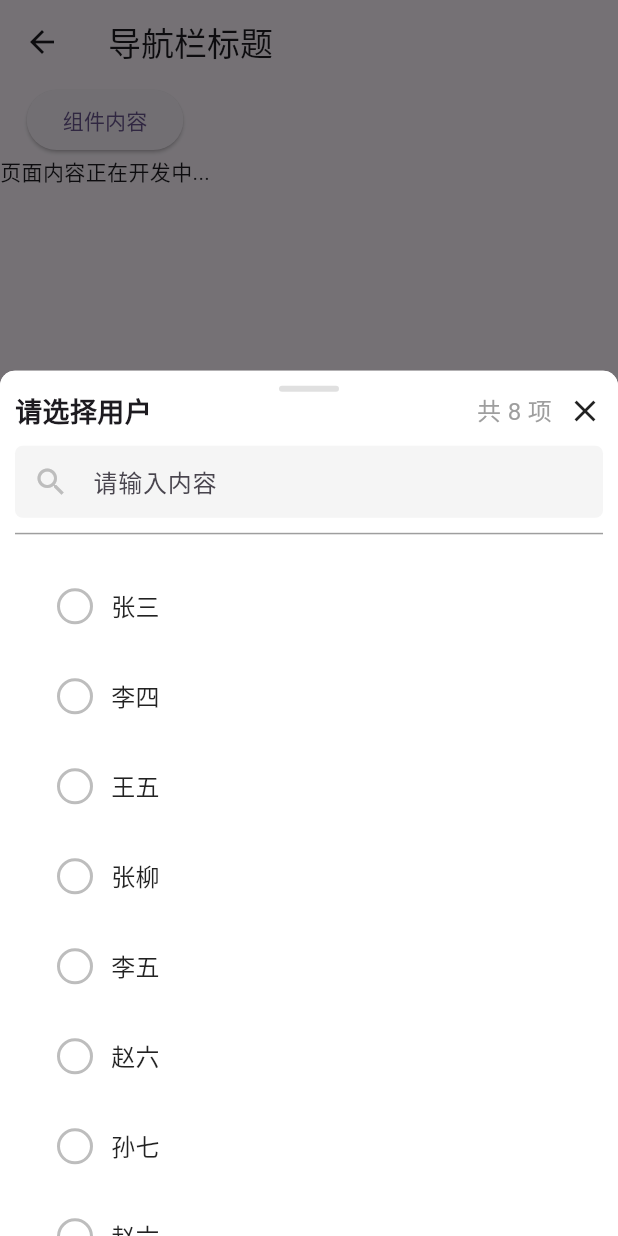
After one commit to yuzhido/lite_simple_ui, a Flutter app: the DropdownChoosePage screen opened directly, after a tap on "组件内容", on a phone screen of 412 x 824 dp. The commit adds this screen. Run offline on Flutter 3.47's test engine with Material 3 defaults, Android fonts, the phone set to English and light mode, and no system bars.

Commit message:
新增选择弹窗

```diff
--- a/example/lib/main.dart
+++ b/example/lib/main.dart
@@ -12,7 +12,7 @@ class MyApp extends StatelessWidget {
   Widget build(BuildContext context) {
     return MaterialApp(
       title: 'Flutter Demo',
-      theme: ThemeData(colorScheme: .fromSeed(seedColor: Colors.deepPurple)),
+      theme: ThemeData(colorScheme: ColorScheme.fromSeed(seedColor: Colors.deepPurple)),
       home: const HomePage(),
     );
   }
--- /dev/null
+++ b/example/lib/pages/dropdown_choose/index.dart
@@ -0,0 +1,24 @@
+import 'package:flutter/material.dart';
+import 'package:lite_simple_ui/lite_simple_ui.dart';
+
+class DropdownChoosePage extends StatefulWidget {
+  const DropdownChoosePage({super.key});
+  @override
+  State<DropdownChoosePage> createState() => _DropdownChoosePageState();
+}
+
+class _DropdownChoosePageState extends State<DropdownChoosePage> {
+  @override
+  Widget build(BuildContext context) {
+    return Scaffold(
+      appBar: AppBar(title: const Text('导航栏标题')),
+      body: Column(
+        children: [
+          //
+          DropdownChoose(),
+          const Text('页面内容正在开发中...'),
+        ],
+      ),
+    );
+  }
+}
--- a/example/lib/pages/home/index.dart
+++ b/example/lib/pages/home/index.dart
@@ -1,4 +1,5 @@
 import 'package:example/pages/button/index.dart';
+import 'package:example/pages/dropdown_choose/index.dart';
 import 'package:flutter/material.dart';
 import 'package:lite_simple_ui/lite_simple_ui.dart';
 
@@ -24,18 +25,7 @@ class _HomePageState extends State<HomePage> {
               child: Padding(
                 padding: const EdgeInsets.all(8.0),
                 child: Button(
-                  width: double.infinity,
                   height: 48,
-                  backgroundColor: Colors.blue,
-                  disabledColor: Colors.grey.shade300,
-                  loadingWidget: const Row(
-                    mainAxisAlignment: MainAxisAlignment.center,
-                    children: [
-                      SizedBox(width: 20, height: 20, child: CircularProgressIndicator(strokeWidth: 2, valueColor: AlwaysStoppedAnimation<Color>(Colors.white))),
-                      SizedBox(width: 8),
-                      Text('加载中...', style: TextStyle(color: Colors.white)),
-                    ],
-                  ),
                   onTap: () async {
                     await AppRouter.push(context, const ButtonPage());
                   },
@@ -46,6 +36,13 @@ class _HomePageState extends State<HomePage> {
                 ),
               ),
             ),
+            // 下拉选择
+            Button(
+              text: '点击进入下拉选择页面',
+              onTap: () {
+                AppRouter.push(context, const DropdownChoosePage());
+              },
+            ),
           ],
         ),
       ),
--- a/lib/model/index.dart
+++ b/lib/model/index.dart
@@ -66,3 +66,11 @@ enum DataCacheType {
   /// 缓存
   cache,
 }
+
+/// 备选数据模型
+class ChooseDataModel<T, Id> {
+  T data;
+  String name;
+  Id value;
+  ChooseDataModel({required this.name, required this.value, required this.data});
+}
--- a/lib/src/dropdown/index.dart
+++ /dev/null
@@ -1,14 +0,0 @@
-import 'package:flutter/material.dart';
-
-class Dropdown extends StatefulWidget {
-  const Dropdown({super.key});
-  @override
-  State<Dropdown> createState() => _DropdownState();
-}
-
-class _DropdownState extends State<Dropdown> {
-  @override
-  Widget build(BuildContext context) {
-    return const Text('组件内容');
-  }
-}
--- /dev/null
+++ b/lib/src/dropdown_choose/index.dart
@@ -0,0 +1,62 @@
+import 'package:flutter/material.dart';
+import 'package:lite_simple_ui/widgets/bottom_modal_sheet/index.dart';
+
+class DropdownChoose extends StatefulWidget {
+  const DropdownChoose({super.key});
+  @override
+  State<DropdownChoose> createState() => _DropdownChooseState();
+}
+
+class UserInfo {
+  final String name;
+  final int age;
+  final int id;
+  UserInfo({required this.name, required this.age, required this.id});
+}
+
+class _DropdownChooseState extends State<DropdownChoose> {
+  List<UserInfo> users = [
+    UserInfo(name: '张三', age: 18, id: 15555555555121223),
+    UserInfo(name: '李四', age: 19, id: 25555555555121223),
+    UserInfo(name: '王五', age: 20, id: 35555555555121223),
+    UserInfo(name: '张柳', age: 20, id: 45555555555121223),
+    UserInfo(name: '李五', age: 21, id: 55555555555121223),
+    UserInfo(name: '赵六', age: 22, id: 65555555555121223),
+    UserInfo(name: '孙七', age: 23, id: 75555555555121223),
+    UserInfo(name: '赵六', age: 24, id: 65555555555121223),
+  ];
+
+  int? _selectedId; // 维护选中的 ID
+
+  @override
+  Widget build(BuildContext context) {
+    return ElevatedButton(
+      onPressed: () async {
+        // 方式1: 极简模式（数据有 name 和 id 字段时使用）
+        final res = await BottomModalSheet.show<int, UserInfo>(
+          context,
+          title: '请选择用户',
+          options: users,
+          defaultValue: _selectedId, // 传入上次的选中值
+        );
+
+        if (res != null) {
+          setState(() {
+            _selectedId = res; // 更新状态
+          });
+          print('选中的用户ID: $res');
+        }
+
+        // 方式2: 自定义显示字段和返回值
+        // final res = await BottomModalSheet.show<int, UserInfo>(
+        //   context,
+        //   title: '请选择用户',
+        //   options: users,
+        //   displayText: (user) => '${user.name} (年龄:${user.age})',
+        //   valueExtractor: (user) => user.id,
+        // );
+      },
+      child: Text(_selectedId != null ? '已选择: $_selectedId (点击修改)' : '组件内容'),
+    );
+  }
+}
--- a/lib/src/index.dart
+++ b/lib/src/index.dart
@@ -1,7 +1,7 @@
 export 'checkbox/index.dart';
 export 'radio/index.dart';
 export 'switch/index.dart';
-export 'dropdown/index.dart';
+export 'dropdown_choose/index.dart';
 export 'tree/index.dart';
 export 'upload/index.dart';
 export 'button/index.dart';
--- /dev/null
+++ b/lib/widgets/bottom_modal_sheet/content_show.dart
@@ -0,0 +1,96 @@
+import 'package:flutter/material.dart';
+
+class ContentShow<R, T> extends StatefulWidget {
+  final List<T>? options;
+  final String Function(T) displayText;
+  final R Function(T) valueExtractor;
+  final R? defaultValue; // 新增：默认选中值
+
+  const ContentShow({super.key, this.options, required this.displayText, required this.valueExtractor, this.defaultValue});
+  @override
+  State<ContentShow<R, T>> createState() => _ContentShowState<R, T>();
+}
+
+class _ContentShowState<R, T> extends State<ContentShow<R, T>> {
+  // 记录选中的索引
+  int? _selectedIndex;
+
+  @override
+  void initState() {
+    super.initState();
+    // 初始化时查找默认值对应的索引
+    if (widget.defaultValue != null && widget.options != null) {
+      _selectedIndex = widget.options!.indexWhere((item) => widget.valueExtractor(item) == widget.defaultValue);
+      if (_selectedIndex == -1) _selectedIndex = null;
+    }
+  }
+
+  void _onItemSelected(int index, T item) {
+    setState(() {
+      _selectedIndex = index;
+    });
+    Navigator.of(context).pop(widget.valueExtractor(item));
+  }
+
+  @override
+  Widget build(BuildContext context) {
+    return ListView.builder(
+      padding: const EdgeInsets.symmetric(vertical: 8),
+      itemCount: widget.options?.length ?? 0,
+      itemBuilder: (context, index) {
+        final item = widget.options![index];
+        final isSelected = _selectedIndex == index;
+
+        return Container(
+          margin: const EdgeInsets.symmetric(horizontal: 12, vertical: 4),
+          decoration: BoxDecoration(
+            color: isSelected ? Colors.blue.shade50 : Colors.white,
+            borderRadius: BorderRadius.circular(12),
+            boxShadow: isSelected
+                ? [
+                    BoxShadow(
+                      color: Colors.blue.withAlpha(51), // 0.2 * 255 = 51
+                      blurRadius: 8,
+                      offset: const Offset(0, 2),
+                    ),
+                  ]
+                : null,
+          ),
+          child: Material(
+            color: Colors.transparent,
+            child: InkWell(
+              borderRadius: BorderRadius.circular(12),
+              onTap: () => _onItemSelected(index, item),
+              child: Padding(
+                padding: const EdgeInsets.symmetric(horizontal: 16, vertical: 14),
+                child: Row(
+                  children: [
+                    // 左侧单选框图标
+                    Container(
+                      width: 24,
+                      height: 24,
+                      decoration: BoxDecoration(
+                        shape: BoxShape.circle,
+                        border: Border.all(color: isSelected ? Colors.blue : Colors.grey.shade400, width: 2),
+                        color: isSelected ? Colors.blue : Colors.transparent,
+                      ),
+                      child: isSelected ? const Icon(Icons.check, size: 16, color: Colors.white) : null,
+                    ),
+                    const SizedBox(width: 12),
+                    // 文本内容
+                    Expanded(
+                      child: Text(
+                        widget.displayText(item),
+                        style: TextStyle(fontSize: 16, color: isSelected ? Colors.blue.shade900 : Colors.black87, fontWeight: isSelected ? FontWeight.w600 : FontWeight.normal),
+                      ),
+                    ),
+                  ],
+                ),
+              ),
+            ),
+          ),
+        );
+      },
+    );
+  }
+}
--- /dev/null
+++ b/lib/widgets/bottom_modal_sheet/index.dart
@@ -0,0 +1,104 @@
+import 'package:flutter/material.dart';
+
+import 'main_content.dart';
+
+/// 底部弹窗工具类
+///
+/// 提供便捷的底部弹窗显示方法，支持自定义内容、样式和行为
+class BottomModalSheet {
+  /// 显示底部弹窗
+  ///
+  /// ## 参数说明
+  /// - [context]: BuildContext
+  /// - [R]: 返回值类型（第一个泛型参数，更直观）
+  /// - [T]: 数据项类型
+  /// - [title]: 弹窗标题（可选）
+  /// - [options]: 备选内容列表（必需）
+  /// - [displayText]: 显示文本提取函数（可选），默认使用数据项的 `name` 字段
+  /// - [valueExtractor]: 值提取函数（可选），默认使用数据项的 `id` 字段
+  /// - [height]: 弹窗高度（可选，默认自适应）
+  /// - [backgroundColor]: 背景颜色（默认白色）
+  /// - [onDismissed]: 关闭回调（可选）
+  /// - [showAdd]: 是否显示添加按钮（可选）
+  /// - [remote]: 是否通过远程接口获取数据（可选）
+  /// - [forceRefresh]: 是否强制刷新（可选）
+  /// - [remoteMethod]: 远程获取数据方法（可选）
+  ///
+  /// ## 默认约定
+  /// 如果不提供 `displayText` 和 `valueExtractor`，组件会自动尝试访问数据项的：
+  /// - `name` 字段用于显示文本
+  /// - `id` 字段用于返回值
+  ///
+  static Future<R?> show<R, T>(
+    BuildContext context, {
+    required List<T> options,
+    String Function(T)? displayText,
+    R Function(T)? valueExtractor,
+    R? defaultValue, // 新增：默认选中值
+    String? title = '请选择相关备选数据',
+    bool? showAdd,
+    bool? remote,
+    bool? forceRefresh,
+    Future<List<T>?> Function()? remoteMethod,
+    double? height,
+    Color? backgroundColor,
+    VoidCallback? onDismissed,
+  }) {
+    // 默认显示文本提取函数：尝试访问 name 字段
+    final defaultDisplayText =
+        displayText ??
+        ((item) {
+          final dynamicObj = item as dynamic;
+          return dynamicObj.name?.toString() ?? dynamicObj.toString();
+        });
+
+    // 默认值提取函数：尝试访问 id 字段
+    final defaultValueExtractor =
+        valueExtractor ??
+        ((item) {
+          final dynamicObj = item as dynamic;
+          return dynamicObj.id as R;
+        });
+    return showModalBottomSheet<R>(
+      context: context,
+      isScrollControlled: true,
+      backgroundColor: backgroundColor ?? Colors.white,
+      shape: const RoundedRectangleBorder(borderRadius: BorderRadius.vertical(top: Radius.circular(10))),
+      builder: (BuildContext context) {
+        final screenHeight = MediaQuery.of(context).size.height;
+        return Container(
+          height: screenHeight * 0.7,
+          width: double.infinity,
+          decoration: BoxDecoration(
+            color: backgroundColor ?? Colors.white,
+            borderRadius: BorderRadius.vertical(top: Radius.circular(10)),
+          ),
+          padding: EdgeInsets.only(bottom: MediaQuery.of(context).viewInsets.bottom, left: 10, right: 10),
+          child: MainContent<R, T>(
+            // 标题
+            title: title,
+            // 备选内容列表
+            options: options,
+            // 显示文本提取函数
+            displayText: defaultDisplayText,
+            // 值提取函数
+            valueExtractor: defaultValueExtractor,
+            // 默认选中值
+            defaultValue: defaultValue,
+            // 是否显示添加按钮
+            showAdd: showAdd,
+            // 是否通过远程接口获取数据
+            remote: remote,
+            // 是否强制刷新
+            forceRefresh: forceRefresh,
+            // 远程获取数据方法
+            remoteMethod: remoteMethod,
+          ),
+        );
+      },
+    ).then((value) {
+      onDismissed?.call();
+      return value;
+    });
+  }
+}
--- /dev/null
+++ b/lib/widgets/bottom_modal_sheet/input_keyword.dart
@@ -0,0 +1,43 @@
+import 'package:flutter/material.dart';
+
+class InputKeyword extends StatefulWidget {
+  const InputKeyword({super.key});
+  @override
+  State<InputKeyword> createState() => _InputKeywordState();
+}
+
+class _InputKeywordState extends State<InputKeyword> {
+  final searchController = TextEditingController();
+  @override
+  Widget build(BuildContext context) {
+    return Padding(
+      padding: const EdgeInsets.symmetric(vertical: 10.0),
+      child: Column(
+        mainAxisSize: MainAxisSize.min,
+        children: [
+          TextFormField(
+            controller: searchController,
+            decoration: InputDecoration(
+              hintText: '请输入内容',
+              prefixIcon: Icon(Icons.search, color: Colors.grey[400]),
+              suffixIcon: searchController.text.isNotEmpty
+                  ? IconButton(
+                      icon: const Icon(Icons.clear, size: 18),
+                      onPressed: () {
+                        searchController.clear();
+                      },
+                    )
+                  : null,
+              filled: true,
+              fillColor: Colors.grey[100],
+              border: OutlineInputBorder(borderRadius: BorderRadius.circular(5), borderSide: BorderSide.none),
+              contentPadding: const EdgeInsets.symmetric(horizontal: 16, vertical: 0),
+            ),
+          ),
+          SizedBox(height: 10),
+          const Divider(height: 1, color: Colors.grey),
+        ],
+      ),
+    );
+  }
+}
--- /dev/null
+++ b/lib/widgets/bottom_modal_sheet/main_content.dart
@@ -0,0 +1,61 @@
+import 'package:flutter/material.dart';
+
+import 'content_show.dart';
+import 'input_keyword.dart';
+import 'no_data.dart';
+import 'no_data_add.dart';
+import 'title_info.dart';
+
+class MainContent<R, T> extends StatefulWidget {
+  final String? title;
+  final bool? showAdd;
+  final bool? remote;
+  final bool? forceRefresh;
+  final Future<List<T>?> Function()? remoteMethod;
+  final List<T>? options;
+  final String Function(T) displayText;
+  final R Function(T) valueExtractor;
+  final R? defaultValue; // 新增：默认选中值
+
+  const MainContent({
+    super.key,
+    this.title,
+    this.showAdd,
+    this.remote,
+    this.forceRefresh,
+    this.remoteMethod,
+    this.options,
+    required this.displayText,
+    required this.valueExtractor,
+    this.defaultValue, // 新增
+  });
+  @override
+  State<MainContent<R, T>> createState() => _MainContentState<R, T>();
+}
+
+class _MainContentState<R, T> extends State<MainContent<R, T>> {
+  @override
+  Widget build(BuildContext context) {
+    return Column(
+      mainAxisSize: MainAxisSize.max, // 填满固定高度
+      crossAxisAlignment: CrossAxisAlignment.start,
+      children: [
+        TitleInfo(title: widget.title, options: widget.options),
+        InputKeyword(),
+        // 有备选内容显示区域
+        Expanded(
+          child: ContentShow<R, T>(
+            options: widget.options ?? [],
+            displayText: widget.displayText,
+            valueExtractor: widget.valueExtractor,
+            defaultValue: widget.defaultValue, // 传递默认值
+          ),
+        ),
+        // 没有任何备选数据时显示
+        if (widget.options?.isEmpty == true) Expanded(child: NoData()),
+        // 有备选内容,但是远程获取数据时,新增数据按钮
+        if (widget.showAdd == true) NoDataAdd(),
+      ],
+    );
+  }
+}
--- /dev/null
+++ b/lib/widgets/bottom_modal_sheet/no_data.dart
@@ -0,0 +1,9 @@
+import 'package:flutter/material.dart';
+
+class NoData extends StatelessWidget {
+  const NoData({super.key});
+  @override
+  Widget build(BuildContext context) {
+    return const Text('没有可供选择的数据哦!');
+  }
+}
--- /dev/null
+++ b/lib/widgets/bottom_modal_sheet/no_data_add.dart
@@ -0,0 +1,18 @@
+import 'package:flutter/material.dart';
+
+class NoDataAdd extends StatelessWidget {
+  const NoDataAdd({super.key});
+  @override
+  Widget build(BuildContext context) {
+    return Container(
+      padding: const EdgeInsets.symmetric(horizontal: 10, vertical: 5),
+      child: Row(
+        mainAxisAlignment: MainAxisAlignment.spaceBetween,
+        children: [
+          const Text('没有找到你想要的数据,去新增?'),
+          ElevatedButton.icon(onPressed: () {}, icon: const Icon(Icons.add), label: const Text('新增')),
+        ],
+      ),
+    );
+  }
+}
--- /dev/null
+++ b/lib/widgets/bottom_modal_sheet/title_info.dart
@@ -0,0 +1,48 @@
+import 'package:flutter/material.dart';
+
+class TitleInfo extends StatefulWidget {
+  final String? title;
+  final List<dynamic>? options;
+  const TitleInfo({super.key, this.title, this.options});
+  @override
+  State<TitleInfo> createState() => _TitleInfoState();
+}
+
+class _TitleInfoState extends State<TitleInfo> {
+  @override
+  Widget build(BuildContext context) {
+    return Column(
+      mainAxisSize: MainAxisSize.min,
+      children: [
+        Row(
+          mainAxisAlignment: MainAxisAlignment.center,
+          children: [
+            Container(
+              margin: const EdgeInsets.only(top: 10, bottom: 0),
+              width: 40,
+              height: 4,
+              decoration: BoxDecoration(color: Colors.grey[300], borderRadius: BorderRadius.circular(2)),
+            ),
+          ],
+        ),
+        // 标题区域
+        Row(
+          mainAxisAlignment: MainAxisAlignment.spaceBetween,
+          spacing: 10,
+          children: [
+            Expanded(
+              child: Text(
+                '${widget.title}',
+                overflow: TextOverflow.ellipsis,
+                maxLines: 1,
+                style: TextStyle(fontSize: 18, fontWeight: FontWeight.bold),
+              ),
+            ),
+            Text('共 ${widget.options?.length ?? 0} 项', style: TextStyle(fontSize: 16, color: Colors.grey)),
+            Icon(Icons.close),
+          ],
+        ),
+      ],
+    );
+  }
+}
--- /dev/null
+++ b/lib/widgets/container_wrapper/index.dart
@@ -0,0 +1,14 @@
+import 'package:flutter/material.dart';
+
+class ContainerWrapper extends StatefulWidget {
+  const ContainerWrapper({super.key});
+  @override
+  State<ContainerWrapper> createState() => _ContainerWrapperState();
+}
+
+class _ContainerWrapperState extends State<ContainerWrapper> {
+  @override
+  Widget build(BuildContext context) {
+    return const Text('组件内容');
+  }
+}
```
Also changed, not shown: 6 other files.
